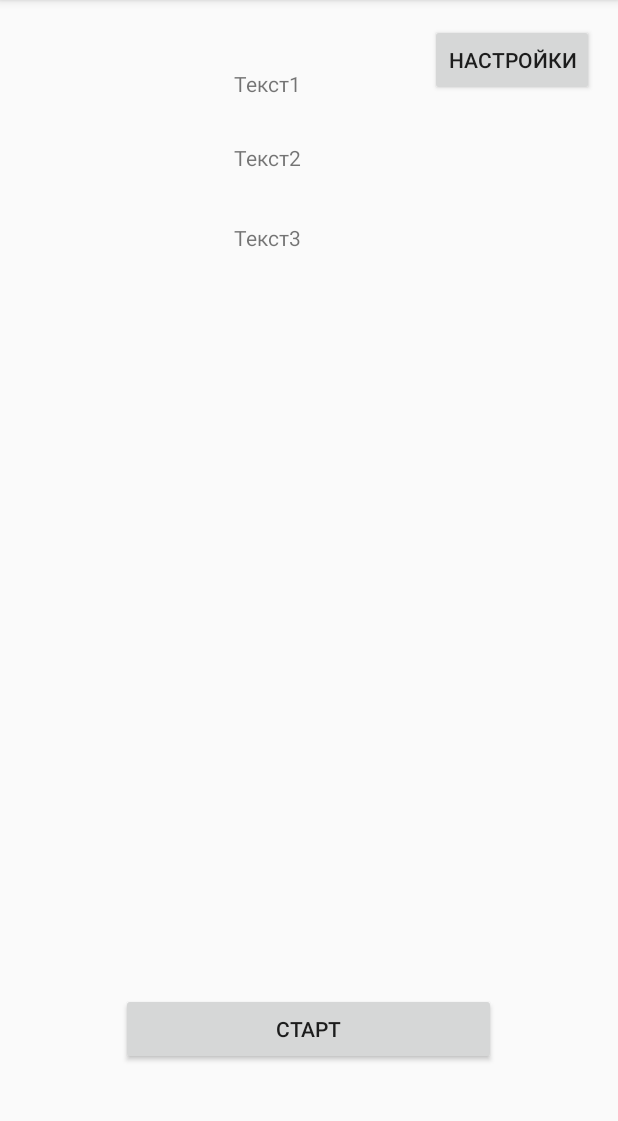
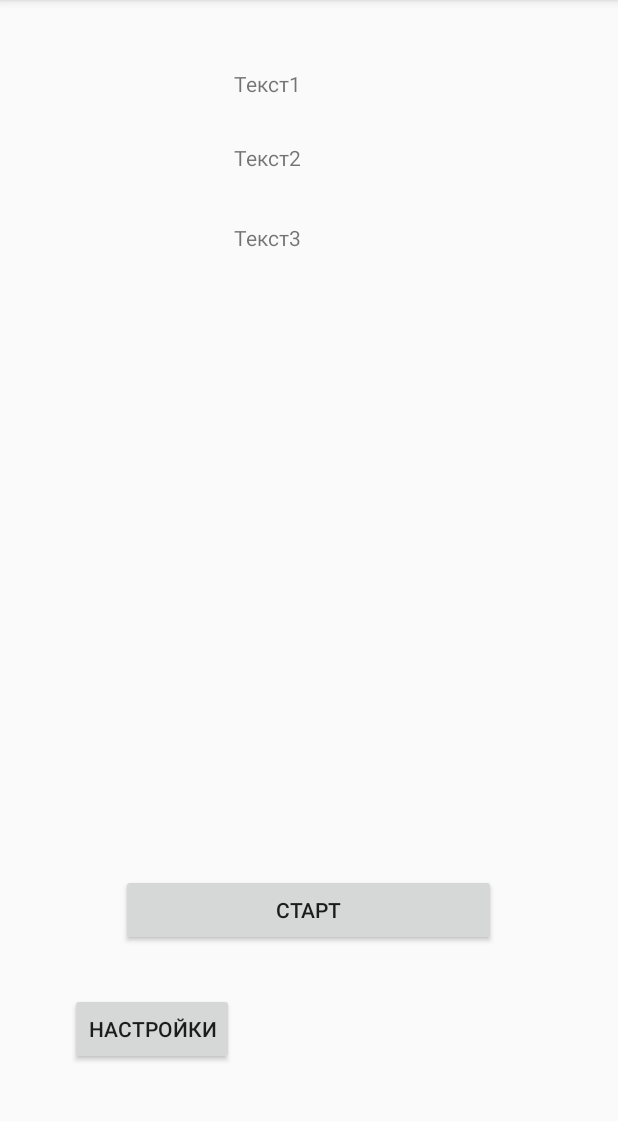
Before and after one commit to neooffline/Detector, an Android app: the screen it shows after launch (MainActivity), on a phone screen of 412 x 824 dp, the part 84-1205 px from its top. Run offline under Robolectric (Android 15) with nearby library versions, the phone set to English and light mode, and no system bars.

Commit message:
"2 Activities"

```diff
--- a/app/build.gradle
+++ b/app/build.gradle
@@ -26,4 +26,5 @@ dependencies {
     })
     compile 'com.android.support:appcompat-v7:26.0.0-alpha1'
     testCompile 'junit:junit:4.12'
+    compile 'com.android.support.constraint:constraint-layout:+'
 }
--- a/app/src/main/AndroidManifest.xml
+++ b/app/src/main/AndroidManifest.xml
@@ -11,7 +11,6 @@
         <activity android:name=".MainActivity">
             <intent-filter>
                 <action android:name="android.intent.action.MAIN"/>
-
                 <category android:name="android.intent.category.LAUNCHER"/>
             </intent-filter>
         </activity>
--- a/app/src/main/java/ru/neooffline/mephi/detector/MainActivity.java
+++ b/app/src/main/java/ru/neooffline/mephi/detector/MainActivity.java
@@ -6,21 +6,13 @@ import android.support.v7.app.AppCompatActivity;
 import android.view.View;
 
 public class MainActivity extends AppCompatActivity {
-
     @Override
     protected void onCreate(Bundle savedInstanceState) {
         super.onCreate(savedInstanceState);
         setContentView(R.layout.activity_main);
-        View.OnClickListener settingsPage;
-        settingsPage = new View.OnClickListener() {
-            @Override
-            public void onClick(View view) {
-                Intent intent = new Intent(MainActivity.this, AboutActivity.class);
-                startActivity(intent);
-            }
-        };
-        public void sumToom (View view){
-            Integer c = 1+2;
         }
+    public void settingsCall (View view){
+        Intent intent = new Intent(this, AboutActivity.class);
+        startActivity(intent);
     }
 }
--- a/app/src/main/res/layout/activity_main.xml
+++ b/app/src/main/res/layout/activity_main.xml
@@ -39,13 +39,17 @@
             android:text="Старт"
             android:layout_width="wrap_content"
             android:layout_height="wrap_content"
-            android:id="@+id/button3"
+            android:id="@+id/buttonStart"
             android:minWidth="250dp"
+            android:layout_above="@+id/buttonSettings" android:layout_centerHorizontal="true"
+            android:layout_marginBottom="31dp"/>
+    <Button
+            android:text="@string/settingsButton"
+            android:layout_width="wrap_content"
+            android:layout_height="wrap_content"
+            android:id="@+id/buttonSettings"
+            android:onClick="settingsCall"
             android:layout_marginBottom="12dp"
-            android:layout_alignParentBottom="true" android:layout_centerHorizontal="true"/>
-    <Button
-            android:text="настройки"
-            android:layout_width="wrap_content"
-            android:layout_height="wrap_content" android:layout_alignParentTop="true"
-            android:layout_alignParentEnd="true" android:id="@+id/button4"/>
+            android:layout_alignParentBottom="true" android:layout_toStartOf="@+id/textView3"
+    />
 </RelativeLayout>
--- a/app/src/main/res/values/strings.xml
+++ b/app/src/main/res/values/strings.xml
@@ -1,6 +1,8 @@
 <resources>
     <string name="app_name">Detector</string>
-    <string name="Item">Item</string>
-    <string name="Item2">Item2</string>
+    <string name="Item">настройка 1</string>
+    <string name="Item2">настройка 2</string>
+    <string name="backButton">Назад</string>
     <string name="about_title">About</string>
+    <string name="settingsButton">Настройки</string>
 </resources>
```
Also changed, not shown: app/src/main/java/ru/neooffline/mephi/detector/AboutActivity.java (+5 -6 lines), app/src/main/res/layout/activity_about.xml (+37 -13 lines), 113 other files.
